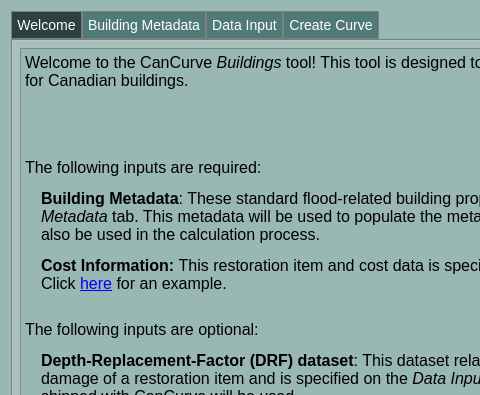
Above: cancurve/bldgs/cc_bldgs_dialog.ui from NRCan/CanCurve before the change; both pictures show x 0 to 480 and y 0 to 395 of the 800 by 800 pixel window. Below: the same form after it.
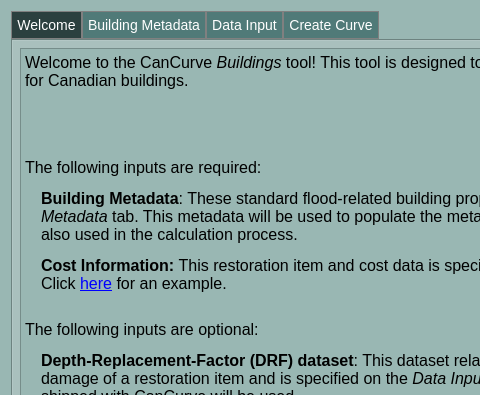
That is the form after the change. Icons and pictures are not drawn.

Patch:
```diff
--- a/cancurve/bldgs/cc_bldgs_dialog.ui
+++ b/cancurve/bldgs/cc_bldgs_dialog.ui
@@ -144,7 +144,7 @@
 &lt;p align=&quot;center&quot; style=&quot; margin-top:12px; margin-bottom:12px; margin-left:0px; margin-right:0px; -qt-block-indent:0; text-indent:0px;&quot;&gt;&lt;img src=&quot;:/plugins/cancurve/img/icon.png&quot; /&gt;&lt;/p&gt;
 &lt;p align=&quot;center&quot; style=&quot;-qt-paragraph-type:empty; margin-top:12px; margin-bottom:12px; margin-left:0px; margin-right:0px; -qt-block-indent:0; text-indent:0px;&quot;&gt;&lt;br /&gt;&lt;/p&gt;
 &lt;p style=&quot; margin-top:12px; margin-bottom:12px; margin-left:0px; margin-right:0px; -qt-block-indent:0; text-indent:0px;&quot;&gt;&lt;span style=&quot; font-size:12pt;&quot;&gt;The following inputs are required:&lt;/span&gt;&lt;/p&gt;
-&lt;p style=&quot; margin-top:12px; margin-bottom:12px; margin-left:16px; margin-right:0px; -qt-block-indent:0; text-indent:0px;&quot;&gt;&lt;span style=&quot; font-size:12pt; font-weight:600;&quot;&gt;Building Metadata&lt;/span&gt;&lt;span style=&quot; font-size:12pt;&quot;&gt;: These standard flood-related building properties are specified on the &lt;/span&gt;&lt;span style=&quot; font-size:12pt; font-style:italic;&quot;&gt;Building Metadata&lt;/span&gt;&lt;span style=&quot; font-size:12pt;&quot;&gt; tab. This metadata will be used to populate the metadata of your DDF. Some of the fields are also be used in the calculation process.&lt;/span&gt;&lt;/p&gt;
+&lt;p style=&quot; margin-top:12px; margin-bottom:12px; margin-left:16px; margin-right:0px; -qt-block-indent:0; text-indent:0px;&quot;&gt;&lt;span style=&quot; font-size:12pt; font-weight:600;&quot;&gt;Building Metadata&lt;/span&gt;&lt;span style=&quot; font-size:12pt;&quot;&gt;: These standard flood-related building properties are specified on the &lt;/span&gt;&lt;span style=&quot; font-size:12pt; font-style:italic;&quot;&gt;Building Metadata&lt;/span&gt;&lt;span style=&quot; font-size:12pt;&quot;&gt; tab. This metadata will be used to populate the metadata of your DDF. Some of the fields are also used in the calculation process.&lt;/span&gt;&lt;/p&gt;
 &lt;p style=&quot; margin-top:12px; margin-bottom:12px; margin-left:16px; margin-right:0px; -qt-block-indent:0; text-indent:0px;&quot;&gt;&lt;span style=&quot; font-size:12pt; font-weight:600;&quot;&gt;Cost Information: &lt;/span&gt;&lt;span style=&quot; font-size:12pt;&quot;&gt;This restoration item and cost data is specifed as a CSV file on the &lt;/span&gt;&lt;span style=&quot; font-size:12pt; font-style:italic;&quot;&gt;Data Input&lt;/span&gt;&lt;span style=&quot; font-size:12pt;&quot;&gt; tab. Click &lt;/span&gt;&lt;a href=&quot;https://github.com/NRCan/CanCurve/blob/main/tests/data/bldgs/case1/R_1-L-BD-CU_ABCA.csv&quot;&gt;&lt;span style=&quot; font-size:12pt; text-decoration: underline; color:#0000ff;&quot;&gt;here&lt;/span&gt;&lt;/a&gt;&lt;span style=&quot; font-size:12pt;&quot;&gt; for an example. &lt;/span&gt;&lt;span style=&quot; font-size:14px;&quot;&gt;&lt;br /&gt;&lt;/span&gt;&lt;/p&gt;
 &lt;p style=&quot; margin-top:12px; margin-bottom:12px; margin-left:0px; margin-right:0px; -qt-block-indent:0; text-indent:0px;&quot;&gt;&lt;span style=&quot; font-size:12pt;&quot;&gt;The following inputs are optional:&lt;/span&gt;&lt;/p&gt;
 &lt;p style=&quot; margin-top:12px; margin-bottom:12px; margin-left:16px; margin-right:0px; -qt-block-indent:0; text-indent:0px;&quot;&gt;&lt;span style=&quot; font-size:12pt; font-weight:600;&quot;&gt;Depth-Replacement-Factor (DRF) dataset&lt;/span&gt;&lt;span style=&quot; font-size:12pt;&quot;&gt;: This dataset relates flood depth to the percentage loss or damage of a restoration item and is specified on the &lt;/span&gt;&lt;span style=&quot; font-size:12pt; font-style:italic;&quot;&gt;Data Input&lt;/span&gt;&lt;span style=&quot; font-size:12pt;&quot;&gt; tab. By default, the DRF dataset shipped with CanCurve will be used.&lt;/span&gt;&lt;/p&gt;
```
